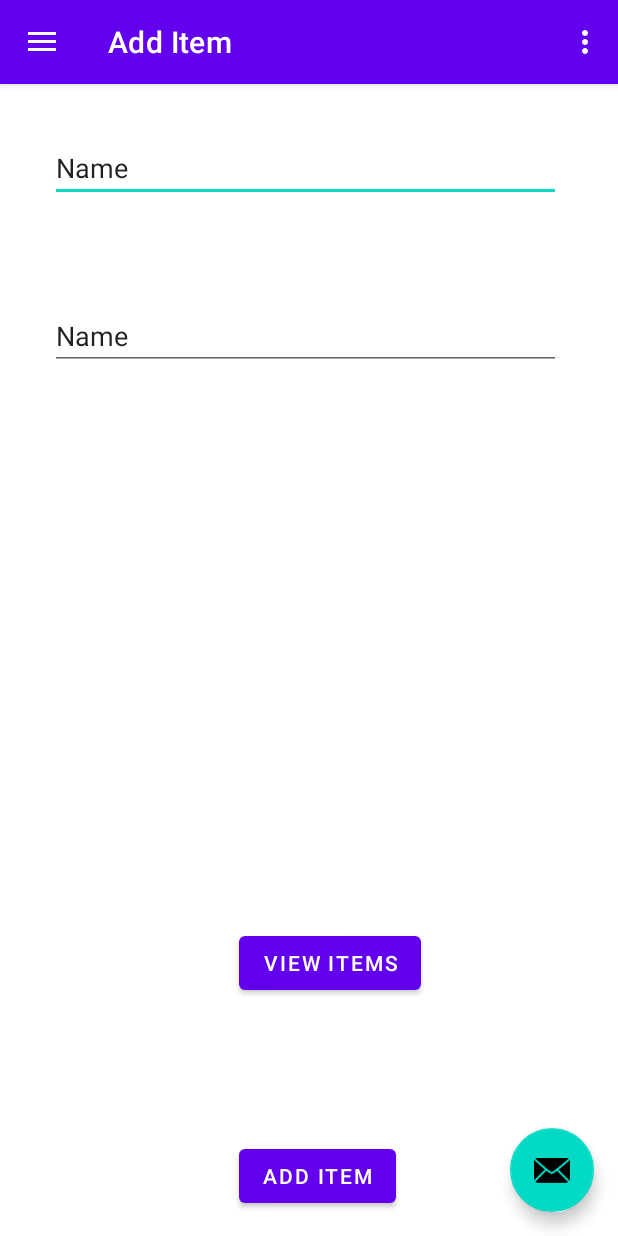
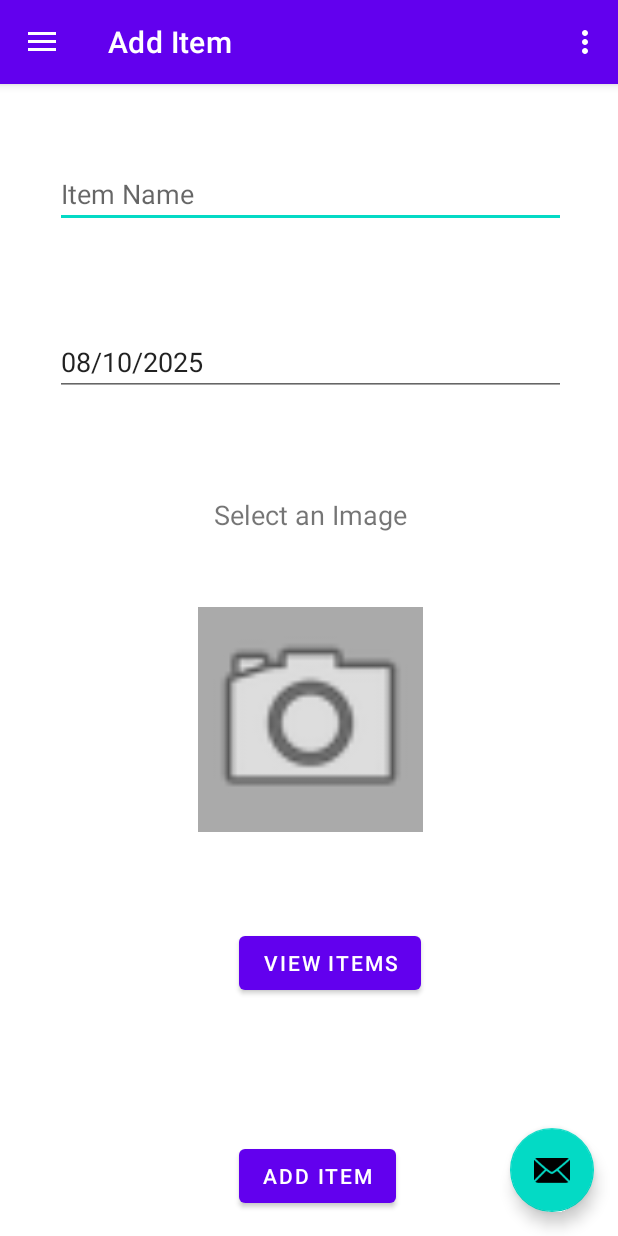
Before and after one commit to heerboi/whats-in-your-fridge, an Android app: the screen it shows after launch (MainActivity), in the side drawer, after a tap on "Add Item", on a phone screen of 412 x 824 dp. Run offline under Robolectric (Android 15) with nearby library versions, the phone set to English and light mode, and no system bars; our stand-ins replace Room's generated code, navigation-ui.

Commit message:
added date input for expiry date and image input which im still working on.

```diff
--- a/app/src/main/java/com/example/whatsinyourfridge/data/AppDatabase.kt
+++ b/app/src/main/java/com/example/whatsinyourfridge/data/AppDatabase.kt
@@ -1,7 +1,8 @@
 package com.example.whatsinyourfridge.data
 
 import android.content.Context
-import androidx.databinding.adapters.Converters
+import com.example.whatsinyourfridge.data.Converters
+import com.example.whatsinyourfridge.data.Item
 import androidx.room.Database
 import androidx.room.Room
 import androidx.room.RoomDatabase
@@ -13,7 +14,7 @@ import androidx.room.TypeConverters
     version=1,
     exportSchema = false
 )
-
+@TypeConverters(Converters::class)
 abstract class AppDatabase : RoomDatabase() {
 
     abstract fun itemDao(): ItemDAO
--- a/app/src/main/java/com/example/whatsinyourfridge/data/Item.kt
+++ b/app/src/main/java/com/example/whatsinyourfridge/data/Item.kt
@@ -3,10 +3,11 @@ package com.example.whatsinyourfridge.data
 import androidx.room.ColumnInfo
 import androidx.room.Entity
 import androidx.room.PrimaryKey
+import java.util.Date
 
 @Entity
 data class Item(
     @PrimaryKey(autoGenerate = true) val uid:Int,
     @ColumnInfo(name = "name") val firstName: String?,
-    @ColumnInfo(name = "expiry") val days: Int?
+    @ColumnInfo(name = "expiry") val date: Date?
 )
--- a/app/src/main/java/com/example/whatsinyourfridge/ui/additem/AddItemViewModel.kt
+++ b/app/src/main/java/com/example/whatsinyourfridge/ui/additem/AddItemViewModel.kt
@@ -5,12 +5,13 @@ import androidx.lifecycle.viewModelScope
 import com.example.whatsinyourfridge.data.Item
 import com.example.whatsinyourfridge.data.ItemDAO
 import kotlinx.coroutines.launch
+import java.util.Date
 
 class AddItemViewModel(private val itemDao: ItemDAO) : ViewModel() {
 
-    fun addItem(name: String, date: Int) {
+    fun addItem(name: String, date: Date) {
         viewModelScope.launch {
-            val newItem = Item(uid=0, firstName = name, days=date)
+            val newItem = Item(uid=0, firstName = name, date=date)
             itemDao.insertItem(newItem)
         }
     }
--- a/app/src/main/java/com/example/whatsinyourfridge/ui/additem/AdditemFragment.kt
+++ b/app/src/main/java/com/example/whatsinyourfridge/ui/additem/AdditemFragment.kt
@@ -1,10 +1,13 @@
 package com.example.whatsinyourfridge.ui.additem
 
+import android.app.DatePickerDialog
 import android.os.Bundle
 import android.view.LayoutInflater
 import android.view.View
 import android.view.ViewGroup
 import android.widget.Button
+import android.widget.DatePicker
+import android.widget.EditText
 import android.widget.TextView
 import androidx.fragment.app.Fragment
 import androidx.fragment.app.viewModels
@@ -12,6 +15,10 @@ import androidx.lifecycle.ViewModelProvider
 import com.example.whatsinyourfridge.GenericViewModelFactory
 import com.example.whatsinyourfridge.data.AppDatabase
 import com.example.whatsinyourfridge.databinding.FragmentAddItemBinding
+import java.text.SimpleDateFormat
+import java.util.Calendar
+import java.util.Date
+import java.util.Locale
 
 class AdditemFragment : Fragment() {
     private lateinit var addItemViewModel: AddItemViewModel
@@ -20,6 +27,7 @@ class AdditemFragment : Fragment() {
     // This property is only valid between onCreateView and
     // onDestroyView.
     private val binding get() = _binding!!
+    private val calendar = Calendar.getInstance()
 
     override fun onCreateView(
         inflater: LayoutInflater,
@@ -37,16 +45,60 @@ class AdditemFragment : Fragment() {
         val root: View = binding.root
 
         val addItemButton: Button = binding.addItemButton
-        val itemName: TextView = binding.itemName
-        val itemDate: TextView = binding.itemDate
+        val itemName: EditText = binding.itemName
+        val itemDate: EditText = binding.itemDate
+        itemDate.setOnClickListener { showDatePickerDialog() }
         addItemButton.setOnClickListener {
             val name = itemName.text.toString()
-            val date = itemDate.text.toString().toInt()
+            val date: Date = calendar.time
+            val today = Calendar.getInstance().apply {
+                set(Calendar.HOUR_OF_DAY, 0)
+                set(Calendar.MINUTE, 0)
+                set(Calendar.SECOND, 0)
+                set(Calendar.MILLISECOND, 0)
+            }
 
-            addItemViewModel.addItem(name, date)
+            if (date.before(today.time)) {
+                itemDate.error = "Date cannot be in the past"
+                return@setOnClickListener
+            }
+
+            if (name.isNotBlank() && itemDate.text.isNotBlank()) {
+                addItemViewModel.addItem(name, date)
+                itemName.setText("")
+                itemDate.setText("")
+                calendar.time = Calendar.getInstance().time
+                updateDateInView()
+            }
+
+        }
+        updateDateInView()
+        return root
+    }
+
+    private fun showDatePickerDialog() {
+        val dateSetListener = DatePickerDialog.OnDateSetListener {
+            _, year, month, dayOfMonth ->
+            calendar.set(Calendar.YEAR, year)
+            calendar.set(Calendar.MONTH, month)
+            calendar.set(Calendar.DAY_OF_MONTH, dayOfMonth)
+            updateDateInView()
         }
 
-        return root
+        DatePickerDialog(
+            requireContext(),
+            dateSetListener,
+            calendar.get(Calendar.YEAR),
+            calendar.get(Calendar.MONTH),
+            calendar.get(Calendar.DAY_OF_MONTH)
+        ).show()
+    }
+
+    private fun updateDateInView() {
+        val myFormat = "dd/MM/yyyy"
+        val sdf = SimpleDateFormat(myFormat, Locale.US)
+
+        binding.itemDate.setText(sdf.format(calendar.time))
     }
 
     override fun onDestroyView() {
--- a/app/src/main/res/layout/fragment_add_item.xml
+++ b/app/src/main/res/layout/fragment_add_item.xml
@@ -39,10 +39,16 @@
 
     <LinearLayout
         android:layout_width="407dp"
-        android:layout_height="303dp"
+        android:layout_height="wrap_content"
+        android:layout_marginStart="3dp"
+        android:layout_marginTop="61dp"
+        android:layout_marginEnd="2dp"
+        android:layout_marginBottom="107dp"
         android:orientation="vertical"
-        tools:layout_editor_absoluteX="2dp"
-        tools:layout_editor_absoluteY="61dp">
+        app:layout_constraintBottom_toTopOf="@+id/view_items"
+        app:layout_constraintEnd_toEndOf="parent"
+        app:layout_constraintStart_toStartOf="parent"
+        app:layout_constraintTop_toTopOf="parent">
 
         <EditText
             android:id="@+id/itemName"
@@ -50,17 +56,39 @@
             android:layout_height="wrap_content"
             android:layout_margin="50px"
             android:ems="10"
-            android:inputType="text"
-            android:text="Name" />
+            android:hint="@string/item_name"
+            android:inputType="text" />
 
         <EditText
             android:id="@+id/itemDate"
             android:layout_width="match_parent"
             android:layout_height="wrap_content"
             android:layout_margin="50px"
+            android:clickable="true"
             android:ems="10"
-            android:inputType="number|numberDecimal"
-            android:text="Name" />
+            android:hint="@string/expiry_date"
+            android:inputType="datetime|date"
+            tools:inputType="date" />
+
+        <TextView
+            android:id="@+id/textView2"
+            android:layout_width="match_parent"
+            android:layout_height="wrap_content"
+            android:layout_margin="50px"
+            android:ems="10"
+            android:text="@string/select_image"
+            android:textAlignment="center"
+            android:textSize="18sp" />
+
+        <ImageView
+            android:id="@+id/imageView3"
+            android:layout_width="150dp"
+            android:layout_height="150dp"
+            android:layout_gravity="center_horizontal"
+            android:layout_marginTop="16dp"
+            android:background="@android:color/darker_gray"
+            android:contentDescription="@string/item_image_description"
+            android:src="@android:drawable/ic_menu_camera" />
 
     </LinearLayout>
 </androidx.constraintlayout.widget.ConstraintLayout>
--- a/app/src/main/res/values/strings.xml
+++ b/app/src/main/res/values/strings.xml
@@ -11,4 +11,9 @@
     <string name="menu_gallery">Gallery</string>
     <string name="menu_slideshow">Slideshow</string>
     <string name="add_item">Add Item</string>
+    <string name="view_items">View Items</string>
+    <string name="expiry_date">Expiry Date</string>
+    <string name="select_image">Select an Image</string>
+    <string name="item_name">Item Name</string>
+    <string name="item_image_description">Select an Image from Gallery or Camera</string>
 </resources>
```
Also changed, not shown: app/src/main/java/com/example/whatsinyourfridge/data/Converters.kt (added, +16 -0 lines), app/src/main/java/com/example/whatsinyourfridge/ui/gallery/ItemGridAdapter.kt (+9 -1 lines), app/src/main/res/layout/item_grid_card.xml (+13 -4 lines).
